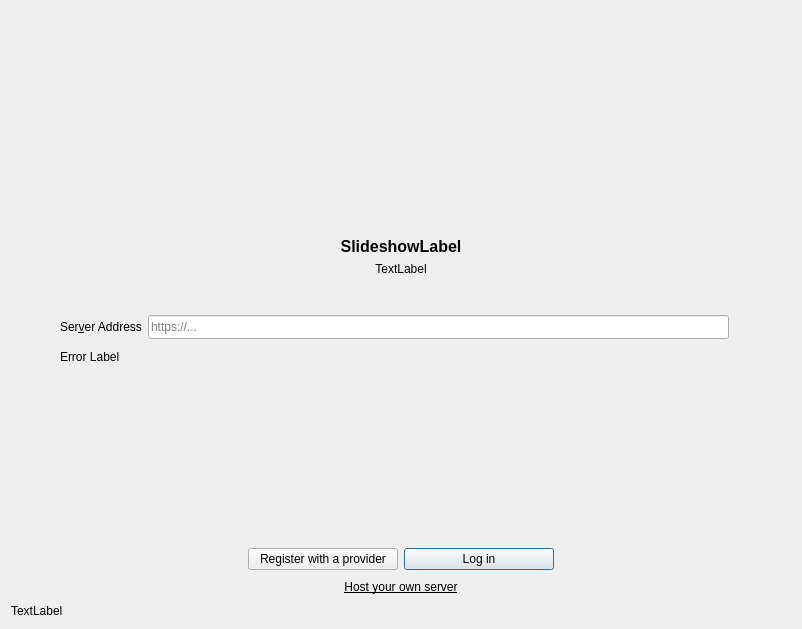
The window that src/gui/wizard/owncloudsetupnocredspage.ui (nextcloud/desktop) describes before a commit, drawn with Qt 5.
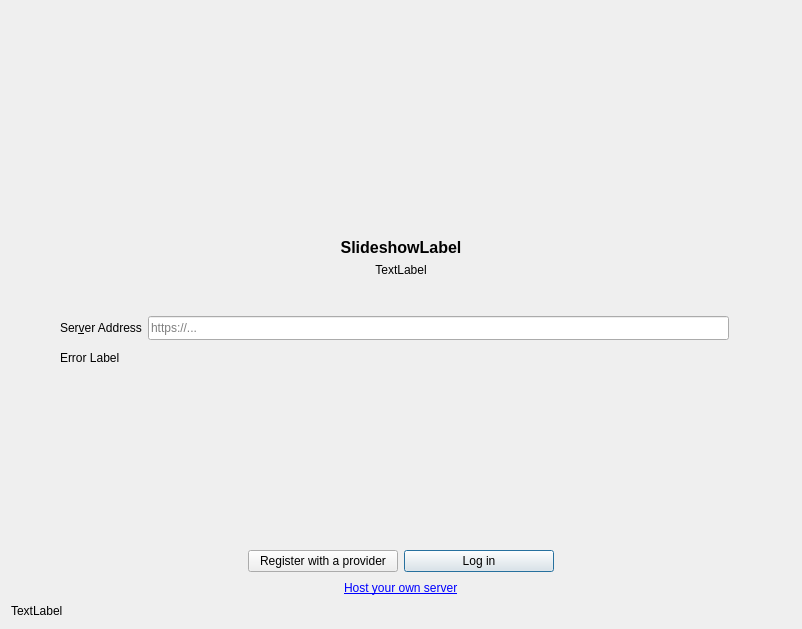
The same window after the commit. Icons and pictures are not drawn. Custom widgets are drawn as their Qt base class.

Commit message:
In setup wizard put link to nextcloud installation
Fix #604

Remove the not actionable button but a direct link to the nextcloud
installation page. In this case the button is changed for a label with an
html link to the website.

Diff of the .ui file:
```diff
--- a/src/gui/wizard/owncloudsetupnocredspage.ui
+++ b/src/gui/wizard/owncloudsetupnocredspage.ui
@@ -61,22 +61,11 @@
       </spacer>
      </item>
      <item>
-      <widget class="QPushButton" name="hostButton">
-       <property name="sizePolicy">
-        <sizepolicy hsizetype="Maximum" vsizetype="Fixed">
-         <horstretch>0</horstretch>
-         <verstretch>0</verstretch>
-        </sizepolicy>
-       </property>
-       <property name="font">
-        <font>
-         <underline>true</underline>
-        </font>
-       </property>
+      <widget class="QLabel" name="installLink">
        <property name="text">
-        <string>Host your own server</string>
+        <string>&lt;a href=&quot;https://docs.nextcloud.com/server/13/admin_manual/installation/index.html#installation&quot;&gt;&lt;span style=&quot; text-decoration: underline; color:#0000ff;&quot;&gt;Host your own server&lt;/span&gt;&lt;/a&gt;</string>
        </property>
-       <property name="flat">
+       <property name="openExternalLinks">
         <bool>true</bool>
        </property>
       </widget>
```
